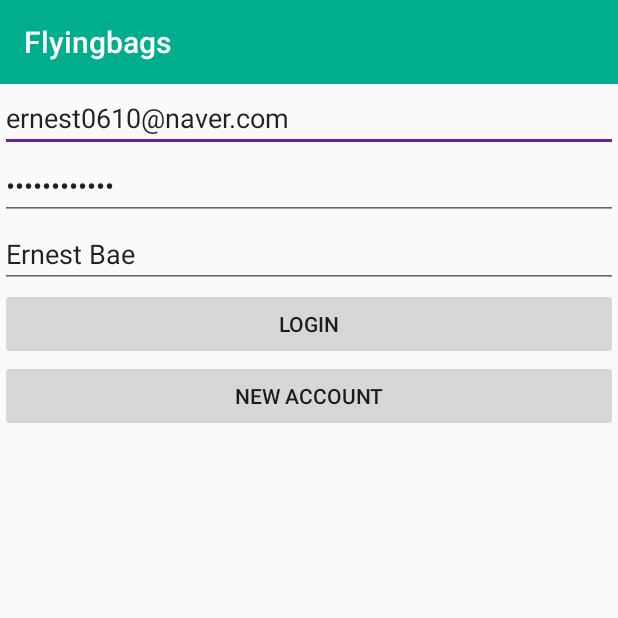
After one commit to collarhub/Flyingbags, an Android app: the Login2Activity screen opened directly, with no data from a screen before it, on a phone screen of 412 x 824 dp, the top half of it. The commit adds this screen. Run offline under Robolectric (Android 15) with nearby library versions, the phone set to English and light mode, and no system bars; our stand-ins replace Firebase (no records; nobody signed in at launch, a user with empty details on screens opened directly).

Commit message:
package name changed

```diff
--- a/app/build.gradle
+++ b/app/build.gradle
@@ -4,7 +4,7 @@ android {
     compileSdkVersion 25
     buildToolsVersion "26.0.0"
     defaultConfig {
-        applicationId "com.example.user.flyingbags"
+        applicationId "net.flyingbags.flyingapps"
         minSdkVersion 15
         targetSdkVersion 25
         versionCode 1
@@ -26,5 +26,9 @@ dependencies {
     })
     compile 'com.android.support:appcompat-v7:25.3.1'
     compile 'com.android.support.constraint:constraint-layout:1.0.2'
+    compile 'com.google.firebase:firebase-auth:10.0.1'
     testCompile 'junit:junit:4.12'
 }
+
+
+apply plugin: 'com.google.gms.google-services'
--- a/app/src/main/java/com/example/user/flyingbags/presenter/LoadingPresenter.java
+++ b/app/src/main/java/net/flyingbags/flyingapps/presenter/LoadingPresenter.java
@@ -1,4 +1,4 @@
-package com.example.user.flyingbags.presenter;
+package net.flyingbags.flyingapps.presenter;
 
 import android.app.Activity;
 
--- a/app/src/main/java/com/example/user/flyingbags/presenter/LoginPresenter.java
+++ b/app/src/main/java/net/flyingbags/flyingapps/presenter/LoginPresenter.java
@@ -1,4 +1,4 @@
-package com.example.user.flyingbags.presenter;
+package net.flyingbags.flyingapps.presenter;
 
 import android.app.Activity;
 
--- /dev/null
+++ b/app/src/main/java/net/flyingbags/flyingapps/presenter/presenter.java
@@ -0,0 +1,12 @@
+package net.flyingbags.flyingapps.presenter;
+
+/**
+ * Created by ernest on 17. 10. 7.
+ */
+
+public interface presenter {
+    void onCreate();
+    void onPause();
+    void onResume();
+    void onDestroy();
+}
--- a/app/src/main/java/com/example/user/flyingbags/service/LoadingService.java
+++ b/app/src/main/java/net/flyingbags/flyingapps/service/LoadingService.java
@@ -1,10 +1,10 @@
-package com.example.user.flyingbags.service;
+package net.flyingbags.flyingapps.service;
 
 import android.app.Activity;
 import android.content.Intent;
 
-import com.example.user.flyingbags.presenter.LoadingPresenter;
-import com.example.user.flyingbags.view.LoginActivity;
+import net.flyingbags.flyingapps.presenter.LoadingPresenter;
+import net.flyingbags.flyingapps.view.LoginActivity;
 
 /**
  * Created by User on 2017-10-07.
--- /dev/null
+++ b/app/src/main/java/net/flyingbags/flyingapps/view/Login2Activity.java
@@ -0,0 +1,86 @@
+package net.flyingbags.flyingapps.view;
+
+import android.os.Bundle;
+import android.support.v7.app.AppCompatActivity;
+import android.view.View;
+import android.widget.Button;
+import android.widget.EditText;
+import android.widget.Toast;
+
+import net.flyingbags.flyingapps.presenter.Login2Presenter;
+import net.flyingbags.flyingapps.service.Login2Service;
+
+import net.flyingbags.flyingapps.R;
+
+
+public class Login2Activity extends AppCompatActivity implements Login2Presenter.view{
+
+    private static final String TAG = Login2Activity.class.getSimpleName();
+
+    private Login2Service loginPresenter = new Login2Service(this);
+
+    @Override
+    protected void onCreate(Bundle savedInstanceState) {
+        super.onCreate(savedInstanceState);
+        setContentView(R.layout.activity_login2);
+
+        final EditText editText_id = (EditText) findViewById(R.id.editText_id);
+        final EditText editText_password = (EditText) findViewById(R.id.editText_id);
+        final EditText editText_testname =  (EditText) findViewById(R.id.editText_testname);
+
+        Button button_login = (Button) findViewById(R.id.button_login);
+        Button button_newAccount = (Button) findViewById(R.id.button_newAccount);
+
+        button_newAccount.setOnClickListener(new View.OnClickListener(){
+            @Override
+            public void onClick(View v){
+                loginPresenter.createUser(editText_id.getText().toString(), editText_password.getText().toString(), editText_testname.getText().toString());
+            }
+        });
+
+        button_login.setOnClickListener(new View.OnClickListener(){
+            @Override
+            public void onClick(View v){
+                loginPresenter.signIn(editText_id.getText().toString(), editText_password.getText().toString());
+            }
+        });
+    }
+
+    @Override
+    public void onCreateUser() {
+
+    }
+
+    @Override
+    public void onCreateUserFailed() {
+        Toast.makeText(Login2Activity.this, R.string.auth_failed, Toast.LENGTH_SHORT).show();
+    }
+
+    @Override
+    public void onSignIn() {
+
+    }
+
+    @Override
+    public void onSignOut() {
+
+    }
+
+    @Override
+    public void onBackPressed() {
+        super.onBackPressed();
+    }
+
+    @Override
+    public void onCreateUserSuccess() {
+    }
+
+    @Override
+    public void onSignInSuccess() {
+    }
+
+    @Override
+    public void onSignInFailed() {
+        Toast.makeText(Login2Activity.this, R.string.auth_failed, Toast.LENGTH_SHORT).show();
+    }
+}
--- a/app/src/main/java/com/example/user/flyingbags/view/MainActivity.java
+++ b/app/src/main/java/net/flyingbags/flyingapps/view/MainActivity.java
@@ -1,9 +1,9 @@
-package com.example.user.flyingbags.view;
+package net.flyingbags.flyingapps.view;
 
 import android.support.v7.app.AppCompatActivity;
 import android.os.Bundle;
 
-import com.example.user.flyingbags.R;
+import net.flyingbags.flyingapps.R;
 
 /**
  * Created by User on 2017-10-07.
--- a/app/src/main/res/layout/activity_login.xml
+++ b/app/src/main/res/layout/activity_login.xml
@@ -1,11 +1,9 @@
 <?xml version="1.0" encoding="utf-8"?>
 <android.support.constraint.ConstraintLayout xmlns:android="http://schemas.android.com/apk/res/android"
     xmlns:app="http://schemas.android.com/apk/res-auto"
-    xmlns:tools="http://schemas.android.com/tools"
     android:id="@+id/login_layout"
     android:layout_width="match_parent"
-    android:layout_height="match_parent"
-    tools:context="com.example.user.flyingbags.view.MainActivity">
+    android:layout_height="match_parent">
 
     <EditText
         android:id="@+id/edit_email"
--- /dev/null
+++ b/app/src/main/res/layout/activity_login2.xml
@@ -0,0 +1,46 @@
+<?xml version="1.0" encoding="utf-8"?>
+<LinearLayout xmlns:android="http://schemas.android.com/apk/res/android"
+    android:orientation="vertical"
+    android:layout_width="match_parent"
+    android:layout_height="match_parent">
+
+    <EditText
+        android:id="@+id/editText_id"
+        android:layout_width="match_parent"
+        android:layout_height="wrap_content"
+        android:ems="10"
+        android:hint="@string/id"
+        android:inputType="textPersonName"
+        android:text="@string/testemail" />
+
+    <EditText
+        android:id="@+id/editText_password"
+        android:layout_width="match_parent"
+        android:layout_height="wrap_content"
+        android:ems="10"
+        android:hint="@string/password"
+        android:inputType="textPassword"
+        android:text="@string/testpassword" />
+
+    <EditText
+        android:id="@+id/editText_testname"
+        android:layout_width="match_parent"
+        android:layout_height="wrap_content"
+        android:ems="10"
+        android:hint="@string/id"
+        android:inputType="textPersonName"
+        android:text="@string/testname" />
+
+    <Button
+        android:id="@+id/button_login"
+        android:layout_width="match_parent"
+        android:layout_height="wrap_content"
+        android:text="@string/login" />
+
+    <Button
+        android:id="@+id/button_newAccount"
+        android:layout_width="match_parent"
+        android:layout_height="wrap_content"
+        android:text="@string/new_account" />
+
+</LinearLayout>
--- a/app/src/main/res/layout/activity_main.xml
+++ b/app/src/main/res/layout/activity_main.xml
@@ -3,8 +3,7 @@
     xmlns:app="http://schemas.android.com/apk/res-auto"
     xmlns:tools="http://schemas.android.com/tools"
     android:layout_width="match_parent"
-    android:layout_height="match_parent"
-    tools:context="com.example.user.flyingbags.view.MainActivity">
+    android:layout_height="match_parent">
 
     <TextView
         android:layout_width="wrap_content"
--- a/app/src/main/res/values/strings.xml
+++ b/app/src/main/res/values/strings.xml
@@ -1,3 +1,13 @@
 <resources>
     <string name="app_name">Flyingbags</string>
+
+    <string name="auth_failed">auth_failed</string>
+    <string name="id">id</string>
+    <string name="password">password</string>
+    <string name="login">Login</string>
+    <string name="logout">Logout</string>
+    <string name="new_account">new account</string>
+    <string name="testemail">ernest0610@naver.com</string>
+    <string name="testpassword">testpassword</string>
+    <string name="testname">Ernest Bae</string>
 </resources>
--- a/build.gradle
+++ b/build.gradle
@@ -9,6 +9,7 @@ buildscript {
 
         // NOTE: Do not place your application dependencies here; they belong
         // in the individual module build.gradle files
+        classpath 'com.google.gms:google-services:3.0.0'
     }
 }
 
```
Also changed, not shown: app/src/main/AndroidManifest.xml (+6 -4 lines), app/src/main/java/net/flyingbags/flyingapps/presenter/Login2Presenter.java (added, +22 -0 lines), app/src/main/java/net/flyingbags/flyingapps/service/Login2Service.java (added, +112 -0 lines), app/src/main/java/net/flyingbags/flyingapps/service/LoginService.java (renamed from app/src/main/java/com/example/user/flyingbags/service/LoginService.java, +4 -4 lines), app/src/main/java/net/flyingbags/flyingapps/view/LoadingActivity.java (renamed from app/src/main/java/com/example/user/flyingbags/view/LoadingActivity.java, +4 -5 lines), app/src/main/java/net/flyingbags/flyingapps/view/LoginActivity.java (renamed from app/src/main/java/com/example/user/flyingbags/view/LoginActivity.java, +5 -5 lines), 5 other files.
